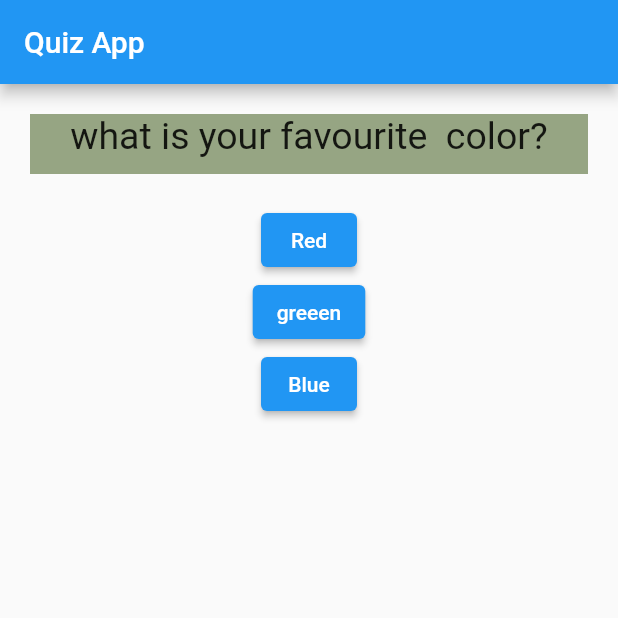
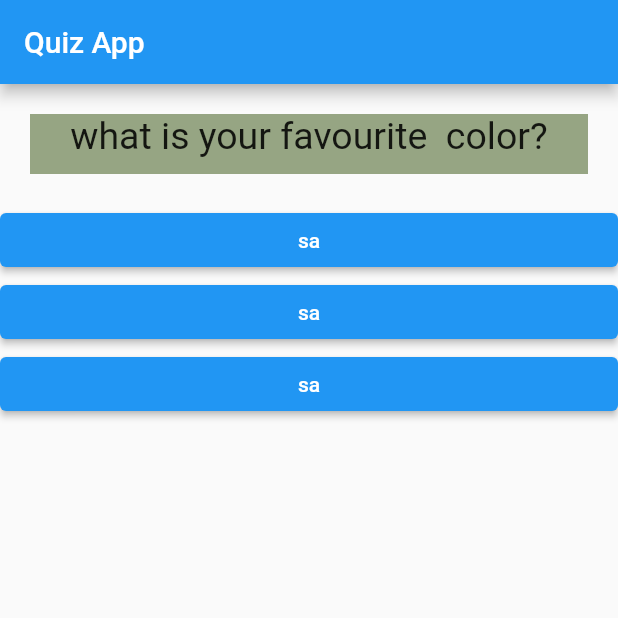
Before and after one commit to cecililu/Flutterapp, a Flutter app: the screen it shows after launch, on a phone screen of 412 x 824 dp, the top half of it. Run offline on Flutter 3.47's test engine with Material 2 defaults, Android fonts, the light colour scheme and no system bars.

Commit message:
added answer widget in seperate file

```diff
--- /dev/null
+++ b/lib/answer.dart
@@ -0,0 +1,17 @@
+import 'package:flutter/material.dart';
+
+class Answer extends StatelessWidget {
+  final VoidCallback selectHandler;
+  const Answer({super.key, required this.selectHandler});
+
+  @override
+  Widget build(BuildContext context) {
+    return Container(
+      width: double.infinity,
+      child: ElevatedButton(
+            child: Text('sa'),
+            onPressed:selectHandler,
+          ),
+    );
+  }
+}
--- a/lib/main.dart
+++ b/lib/main.dart
@@ -1,25 +1,26 @@
 import 'package:flutter/material.dart';
 import './question.dart';
+import './answer.dart';
+
 // void main(){
 //    runApp (Myapp());
 //  }
 void main() => runApp(Myapp());
 
-
 class Myapp extends StatefulWidget {
   const Myapp({super.key});
 
-    @override
+  @override
   State<StatefulWidget> createState() {
-
     return _MyappState();
   }
-  }
-class _MyappState extends State<Myapp>{
-    var _questionIndex=0;
-    void _answerQuestion(){
-       setState((){
-        _questionIndex=_questionIndex+1;
+}
+
+class _MyappState extends State<Myapp> {
+  var _questionIndex = 0;
+  void _answerQuestion() {
+    setState(() {
+      _questionIndex = _questionIndex + 1;
     });
 
     print("Answer chosen ok");
@@ -28,19 +29,22 @@ class _MyappState extends State<Myapp>{
 
   @override
   Widget build(BuildContext ctx) {
-    var question = ['what is your favourite  color?', 'Who is your Favourite person'];
-    var answer1=["Red","greeen","Blue"];
+    var question = [
+      'what is your favourite  color?',
+      'Who is your Favourite person'
+    ];
+    var answer1 = ["Red", "greeen", "Blue"];
     // var answer2=["CECIL","CECILU","CECILi"];
     return MaterialApp(
       home: Scaffold(
         appBar: AppBar(title: Text('Quiz App')),
-
         body: Column(children: [
-           Question(questionText: question[_questionIndex], ),
-           ElevatedButton(child: Text(answer1[0]),onPressed: _answerQuestion,),
-           ElevatedButton(child: Text(answer1[1]),onPressed: (){},),
-           ElevatedButton(child: Text(answer1[2]),onPressed: (){},),
-
+          Question(
+            questionText: question[_questionIndex],
+          ),
+          Answer( selectHandler: _answerQuestion),
+          Answer( selectHandler: _answerQuestion),
+          Answer( selectHandler: _answerQuestion),
         ]),
       ),
     );
```
